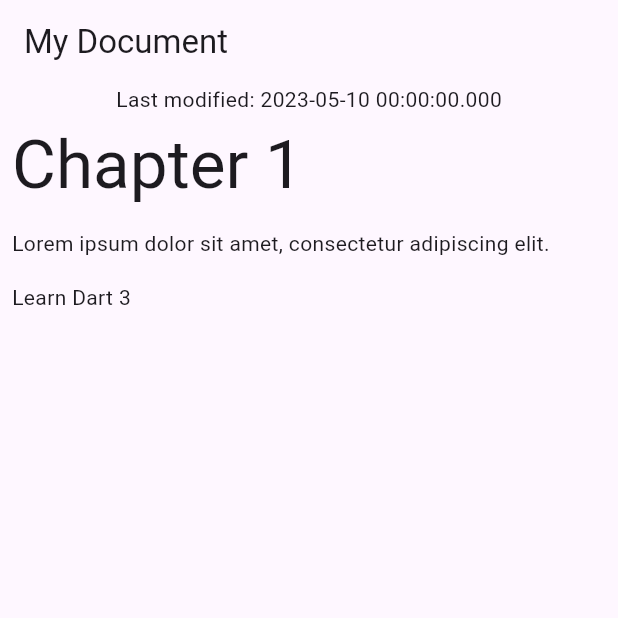
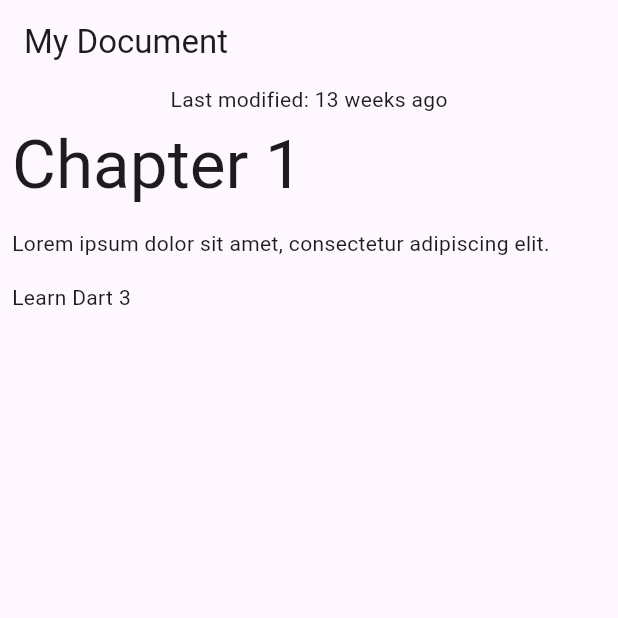
Before and after one commit to flutter-development-rboriba/patterns_codelab, a Flutter app: the screen it shows after launch, on a phone screen of 412 x 824 dp, the top half of it. Run offline on Flutter 3.47's test engine with Material 3 defaults, Android fonts, the phone set to English and light mode, and no system bars.

Commit message:
Use object patterns

```diff
--- a/lib/data.dart
+++ b/lib/data.dart
@@ -45,7 +45,7 @@ const documentJson = '''
 {
   "metadata": {
     "title": "My Document",
-    "modified": "2023-05-10"
+    "modified": "2024-05-10"
   },
   "blocks": [
     {
--- a/lib/main.dart
+++ b/lib/main.dart
@@ -4,6 +4,22 @@ import 'data.dart';
 
 void main() {
   runApp(const DocumentApp());
+}
+
+String formatDate(DateTime dateTime) {
+  final today = DateTime.now();
+  final difference = dateTime.difference(today);
+
+  return switch (difference) {
+    Duration(inDays: 0) => 'today',
+    Duration(inDays: 1) => 'tomorrow',
+    Duration(inDays: -1) => 'yesterday',
+    Duration(inDays: final days) when days > 7 => '${days ~/ 7} weeks from now',
+    Duration(inDays: final days) when days < -7 =>
+      '${days.abs() ~/ 7} weeks ago',
+    Duration(inDays: final days, isNegative: true) => '${days.abs()} days ago',
+    Duration(inDays: final days) => '$days days from now',
+  };
 }
 
 class DocumentApp extends StatelessWidget {
@@ -31,6 +47,7 @@ class DocumentScreen extends StatelessWidget {
   @override
   Widget build(BuildContext context) {
     final (title, :modified) = document.metadata;
+    final formattedModifiedDate = formatDate(modified);
     final blocks = document.getBlocks();
 
     return Scaffold(
@@ -39,7 +56,7 @@ class DocumentScreen extends StatelessWidget {
       ),
       body: Column(
         children: [
-          Text('Last modified: $modified'),
+          Text('Last modified: $formattedModifiedDate'),
           Expanded(
             child: ListView.builder(
               itemCount: blocks.length,
```
